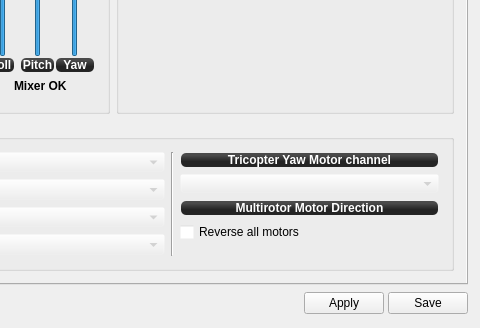
openpilot/OpenPilot, file ground/openpilotgcs/src/plugins/config/airframe.ui: the form before one commit; both pictures show x 400 to 880 and y 280 to 608 of the 880 by 608 pixel window.
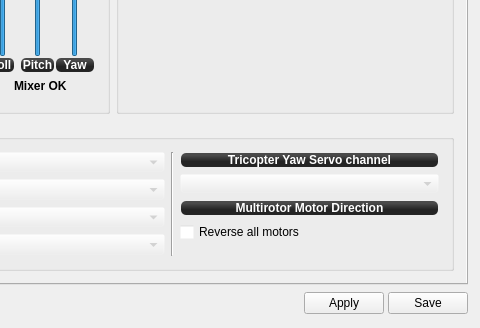
The form after the commit. Icons and pictures are not drawn. Custom widgets are drawn as their Qt base class.

Commit message: [OP-749] Fix GCS Tricopter config typo: "Tricopter Yaw MOTOR channel" (should be a servo)

```diff
--- a/ground/openpilotgcs/src/plugins/config/airframe.ui
+++ b/ground/openpilotgcs/src/plugins/config/airframe.ui
@@ -1498,7 +1498,7 @@
 margin:1px;</string>
                     </property>
                     <property name="text">
-                     <string>Tricopter Yaw Motor channel</string>
+                     <string>Tricopter Yaw Servo channel</string>
                     </property>
                     <property name="alignment">
                      <set>Qt::AlignCenter</set>
```
